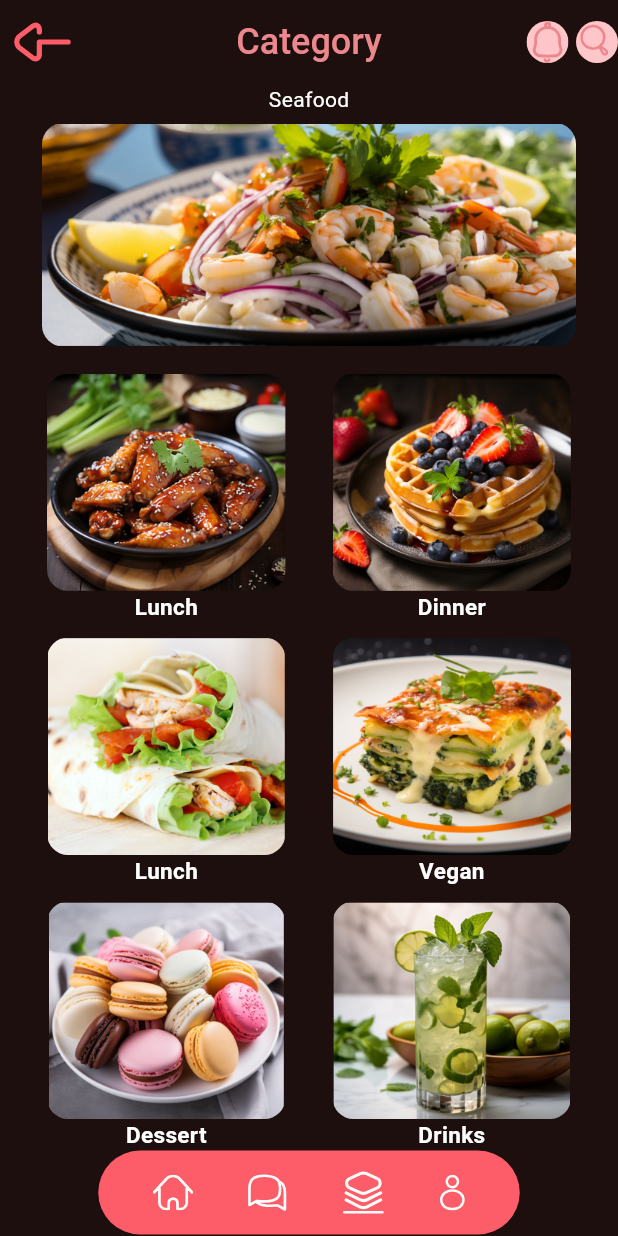
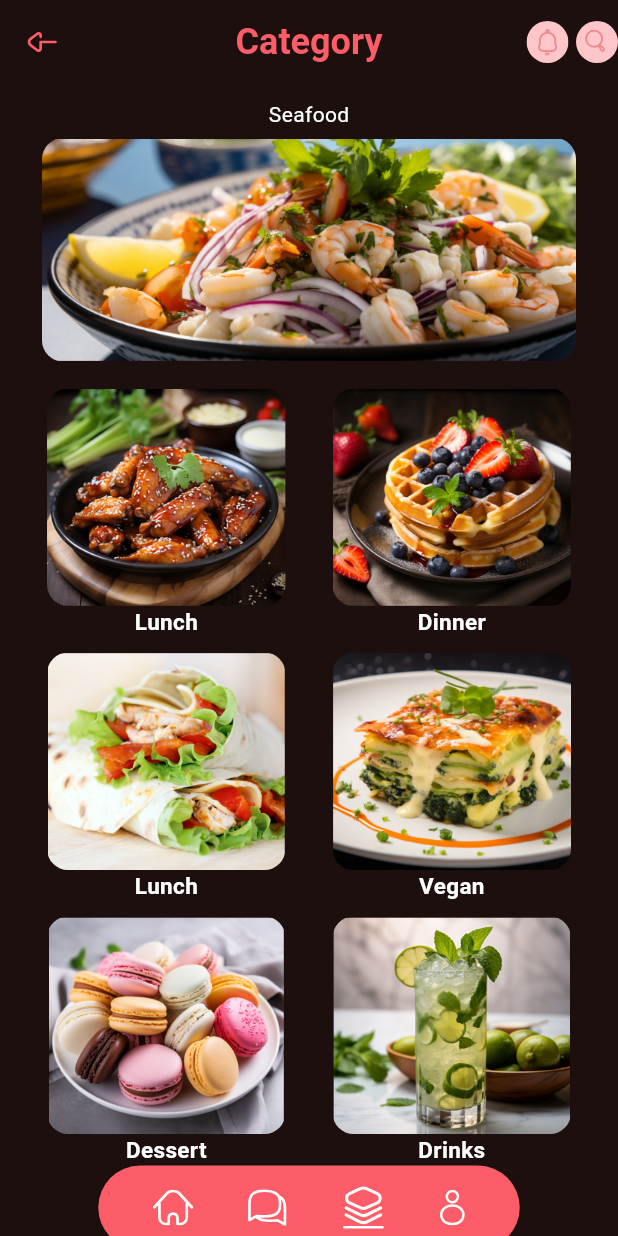
Before and after one commit to Urgenchbayev-Alibek/Lesson110, a Flutter app: the screen it shows after launch, on a phone screen of 412 x 824 dp. Run offline on Flutter 3.47's test engine with Material 3 defaults, Android fonts, the phone set to English and light mode, and no system bars; our stand-ins replace flutter_svg.

Commit message:
HomeTask10-v1

```diff
--- a/lib/main.dart
+++ b/lib/main.dart
@@ -10,6 +10,7 @@ class RecipeApp extends StatelessWidget {
   @override
   Widget build(BuildContext context) {
     return const MaterialApp(
+      debugShowCheckedModeBanner: false,
       home: CategoriesPage(),
     );
   }
--- a/lib/presentations/pages/categories_page.dart
+++ b/lib/presentations/pages/categories_page.dart
@@ -14,10 +14,12 @@ class CategoriesPage extends StatelessWidget {
       appBar: AppBar(
         leading: Padding(
           padding: const EdgeInsets.all(8.0),
+          child: Center(
             child: SvgPicture.asset(
               "assets/svg/vector.svg",
               width: 30,
               height: 14,
+            ),
           ),
         ),
         backgroundColor: AppColors.backgrounColor,
@@ -26,9 +28,9 @@ class CategoriesPage extends StatelessWidget {
           child: Text(
             "Category",
             style: TextStyle(
-                color: AppColors.pinkSub,
+                color: AppColors.redPinkMain,
                 fontSize: 24,
-                fontWeight: FontWeight.w500),
+                fontWeight: FontWeight.bold),
           ),
         ),
         actions: [
@@ -38,8 +40,12 @@ class CategoriesPage extends StatelessWidget {
               width: 28,
               height: 28,
               color: AppColors.actionsColor,
+              child: Center(
                 child: SvgPicture.asset(
                   "assets/svg/notification.svg",
+                  width: 18,
+                  height: 18,
+                ),
               ),
             ),
           ),
@@ -52,15 +58,20 @@ class CategoriesPage extends StatelessWidget {
               width: 28,
               height: 28,
               color: AppColors.actionsColor,
+              child: Center(
                 child: SvgPicture.asset(
                   "assets/svg/search.svg",
+                  width: 20,
+                  height: 20,
+                ),
               ),
             ),
           ),
         ],
       ),
-      body: const Column(
-        children: [
+      body: ListView(
+        children: const [
+          SizedBox(height: 10),
           CategoryItemMain(),
           SizedBox(height: 18,),
           Row(
```
Lines whose indentation alone changed are shown as unchanged.
